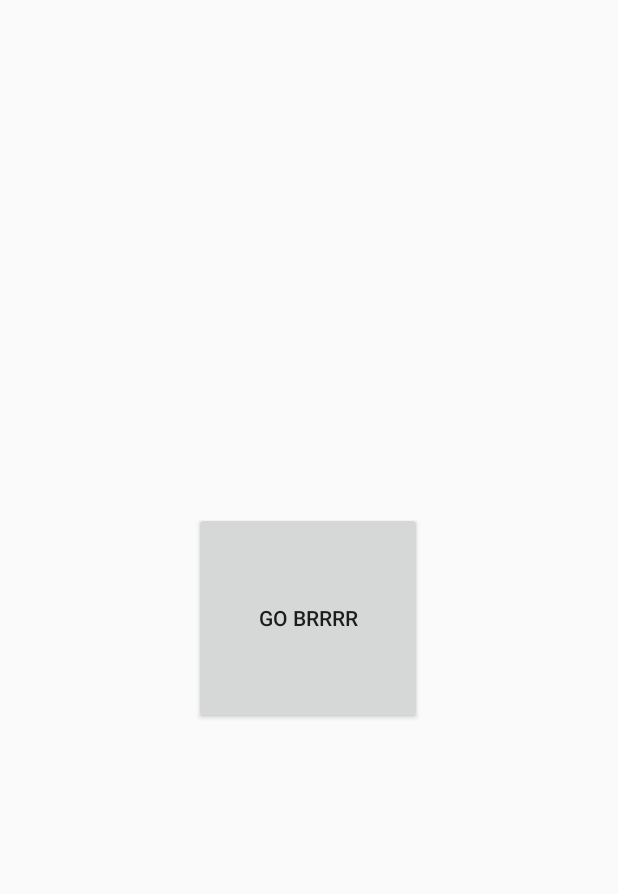
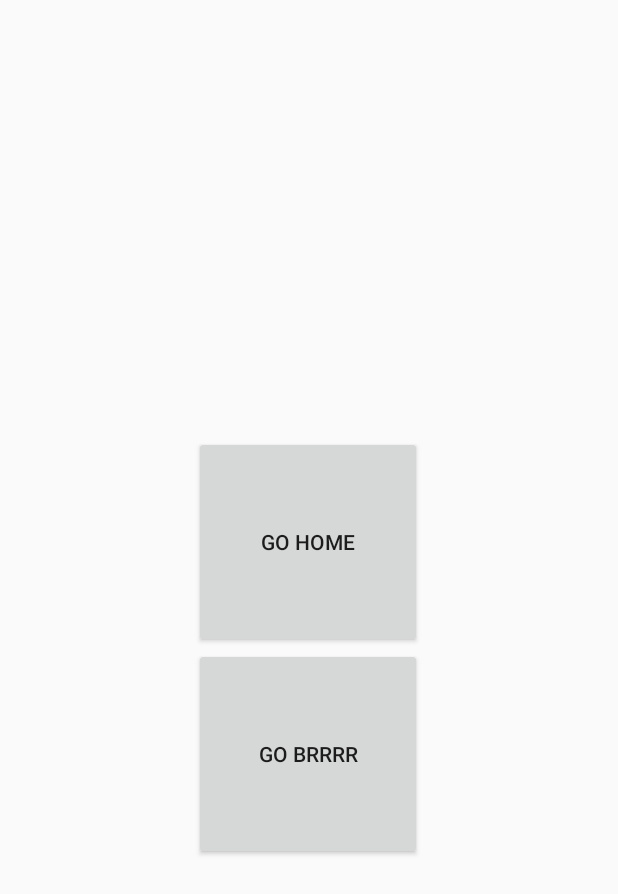
Before and after one commit to ChocolateWarrior/Pump-It, an Android app: the screen it shows after launch (MainActivity), on a phone screen of 412 x 824 dp. Shown: the top 894 px of the screen. Run offline under Robolectric (Android 15) with nearby library versions, the phone set to English and light mode, and no system bars; our stand-ins replace data binding.

Commit message:
Added separate button for home and login

```diff
--- a/app/src/main/java/com/pumpit/app/ui/view/activity/MainActivity.java
+++ b/app/src/main/java/com/pumpit/app/ui/view/activity/MainActivity.java
@@ -13,14 +13,22 @@ import com.pumpit.app.ui.view.activity.registration.LoginActivity;
 public class MainActivity extends AppCompatActivity {
 
     private Button test;
+    private Button home;
     @Override
     protected void onCreate(Bundle savedInstanceState) {
         super.onCreate(savedInstanceState);
         setContentView(R.layout.activity_main);
 
         test = findViewById(R.id.test);
+        test.setOnClickListener(new View.OnClickListener() {
+            @Override
+            public void onClick(View v) {
+                startActivity(new Intent(getApplicationContext(), LoginActivity.class));
+            }
+        });
 
-        test.setOnClickListener(new View.OnClickListener() {
+        home = findViewById(R.id.home_btn);
+        home.setOnClickListener(new View.OnClickListener() {
             @Override
             public void onClick(View v) {
                 startActivity(new Intent(getApplicationContext(), HomeActivity.class));
--- a/app/src/main/res/layout/activity_main.xml
+++ b/app/src/main/res/layout/activity_main.xml
@@ -19,7 +19,20 @@
             app:layout_constraintEnd_toEndOf="parent"
             app:layout_constraintHorizontal_bias="0.498"
             app:layout_constraintStart_toStartOf="parent"
-            app:layout_constraintTop_toTopOf="parent" />
+            app:layout_constraintTop_toTopOf="parent"
+            app:layout_constraintVertical_bias="0.633" />
+
+        <Button
+            android:id="@+id/home_btn"
+            android:layout_width="152dp"
+            android:layout_height="141dp"
+            android:text="Go HOME"
+            app:layout_constraintBottom_toTopOf="@+id/test"
+            app:layout_constraintEnd_toEndOf="parent"
+            app:layout_constraintHorizontal_bias="0.498"
+            app:layout_constraintStart_toStartOf="parent"
+            app:layout_constraintTop_toTopOf="parent"
+            app:layout_constraintVertical_bias="1.0" />
 
     </androidx.constraintlayout.widget.ConstraintLayout>
 
```
